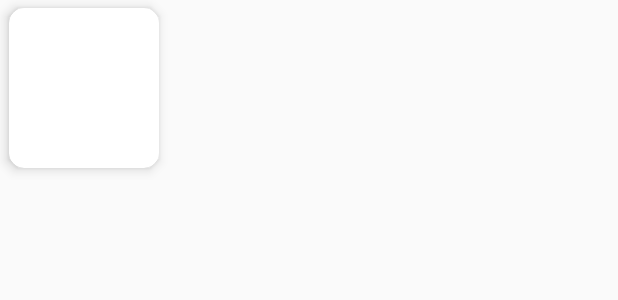
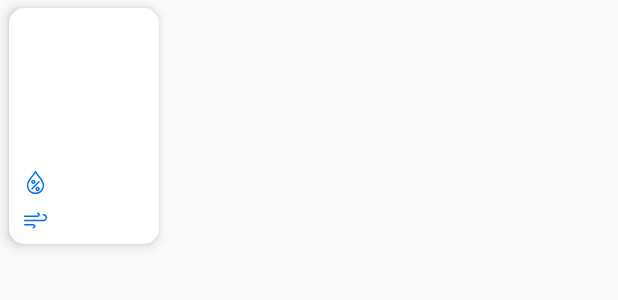
Before and after one commit to chrisliaeq/backbase-mobile-assignment, an Android app: the layout item_forecast.xml on its own in the app's theme, with its tools: preview values and no code run, on a phone screen of 412 x 824 dp. Shown: the top 300 px of the screen. Run offline under Robolectric (Android 15) with nearby library versions, the phone set to English and light mode, and no system bars.

Commit message:
Added additional info to forecast view items. Fixed bug with clearing all markers.

```diff
--- a/app/src/main/java/ca/aequilibrium/weather/database/LocationDao.java
+++ b/app/src/main/java/ca/aequilibrium/weather/database/LocationDao.java
@@ -18,10 +18,13 @@ public interface LocationDao {
 
     @Insert(onConflict = OnConflictStrategy.REPLACE)
     void addLocation(BookmarkedLocation location);
+
     @Query("SELECT * FROM BookmarkedLocation")
     LiveData<List<BookmarkedLocation>> getAllBookmarkedLocations();
+
     @Query("DELETE FROM BookmarkedLocation")
     void removeAll();
+
     @Delete
     void removeLocation(BookmarkedLocation location);
 }
--- a/app/src/main/java/ca/aequilibrium/weather/managers/CacheManager.java
+++ b/app/src/main/java/ca/aequilibrium/weather/managers/CacheManager.java
@@ -3,6 +3,12 @@ package ca.aequilibrium.weather.managers;
 import android.graphics.Bitmap;
 import android.util.LruCache;
 
+/**
+ * Currently uses and in-memory cache which should suffice.
+ *
+ * Created by Chris Li on 2018-08-02.
+ * Copyright © 2018 Aequilibrium. All rights reserved.
+ */
 public class CacheManager {
 
     private static CacheManager INSTANCE = null;
--- a/app/src/main/java/ca/aequilibrium/weather/network/GetBitmapFromUrlAsyncTask.java
+++ b/app/src/main/java/ca/aequilibrium/weather/network/GetBitmapFromUrlAsyncTask.java
@@ -11,12 +11,11 @@ import java.net.URL;
 
 public class GetBitmapFromUrlAsyncTask extends AsyncTask<String, Void, Bitmap> {
 
-    private static final String TAG = GetBitmapFromUrlAsyncTask.class.getSimpleName();
+    public interface BitmapListener {
 
-    public interface BitmapListener {
         void onComplete(Bitmap bitmap);
     }
-
+    private static final String TAG = GetBitmapFromUrlAsyncTask.class.getSimpleName();
     private BitmapListener mBitmapListener;
 
     public void setBitmapListener(BitmapListener listener) {
--- /dev/null
+++ b/app/src/main/res/drawable/ic_humidity.xml
@@ -0,0 +1,18 @@
+<vector xmlns:android="http://schemas.android.com/apk/res/android"
+    android:width="24dp"
+    android:height="24dp"
+    android:viewportHeight="512"
+    android:viewportWidth="512">
+    <path
+        android:fillColor="#006DF0"
+        android:pathData="M344.864,112.832c-26.176,-33.408 -53.248,-67.904 -75.072,-104.96C266.912,3.008 261.664,0 256,0s-10.912,3.008 -13.76,7.872c-21.824,37.024 -48.896,71.552 -75.072,104.928C114.112,180.448 64,244.352 64,320c0,105.888 86.112,192 192,192s192,-86.112 192,-192C448,244.384 397.92,180.48 344.864,112.832zM256,480c-88.224,0 -160,-71.776 -160,-160c0,-64.608 46.784,-124.256 96.352,-187.456c21.632,-27.584 43.84,-55.904 63.648,-86.24c19.808,30.336 42.016,58.688 63.648,86.272C369.216,195.744 416,255.424 416,320C416,408.224 344.224,480 256,480z" />
+    <path
+        android:fillColor="#006DF0"
+        android:pathData="M208,192c-26.464,0 -48,21.536 -48,48s21.536,48 48,48s48,-21.536 48,-48S234.464,192 208,192zM208,256c-8.832,0 -16,-7.168 -16,-16c0,-8.832 7.168,-16 16,-16c8.832,0 16,7.168 16,16C224,248.832 216.832,256 208,256z" />
+    <path
+        android:fillColor="#006DF0"
+        android:pathData="M304,352c-26.464,0 -48,21.536 -48,48s21.536,48 48,48s48,-21.536 48,-48S330.464,352 304,352zM304,416c-8.8,0 -16,-7.2 -16,-16s7.2,-16 16,-16s16,7.2 16,16S312.8,416 304,416z" />
+    <path
+        android:fillColor="#006DF0"
+        android:pathData="M347.296,228.704c-6.24,-6.24 -16.384,-6.24 -22.624,0l-160,160c-6.24,6.24 -6.24,16.384 0,22.624C167.808,414.432 171.904,416 176,416s8.192,-1.568 11.296,-4.672l160,-160C353.536,245.088 353.536,234.944 347.296,228.704z" />
+</vector>
--- /dev/null
+++ b/app/src/main/res/drawable/ic_wind.xml
@@ -0,0 +1,15 @@
+<vector xmlns:android="http://schemas.android.com/apk/res/android"
+    android:width="24dp"
+    android:height="24dp"
+    android:viewportHeight="512"
+    android:viewportWidth="512">
+    <path
+        android:fillColor="#006DF0"
+        android:pathData="M208,336H16c-8.832,0 -16,7.168 -16,16c0,8.832 7.168,16 16,16h192c8.832,0 16,7.2 16,16s-7.168,16 -16,16c-8.832,0 -16,7.168 -16,16c0,8.832 7.168,16 16,16c26.464,0 48,-21.536 48,-48S234.464,336 208,336z" />
+    <path
+        android:fillColor="#006DF0"
+        android:pathData="M304,80c-8.832,0 -16,7.168 -16,16c0,8.832 7.168,16 16,16c8.8,0 16,7.168 16,16c0,8.832 -7.2,16 -16,16H16c-8.832,0 -16,7.168 -16,16c0,8.832 7.168,16 16,16h288c26.464,0 48,-21.536 48,-48S330.464,80 304,80z" />
+    <path
+        android:fillColor="#006DF0"
+        android:pathData="M432,112c-8.832,0 -16,7.168 -16,16c0,8.832 7.168,16 16,16c26.464,0 48,21.536 48,48s-21.536,48 -48,48H16c-8.832,0 -16,7.168 -16,16c0,8.832 7.168,16 16,16h416c44.128,0 80,-35.904 80,-80S476.128,112 432,112z" />
+</vector>
--- a/app/src/main/res/layout/item_forecast.xml
+++ b/app/src/main/res/layout/item_forecast.xml
@@ -57,6 +57,44 @@
             android:textSize="16sp"
             android:textStyle="bold" />
 
+        <ImageView
+            android:id="@+id/humidity_icon"
+            android:layout_marginTop="10dp"
+            android:layout_width="15dp"
+            android:layout_height="15dp"
+            android:layout_below="@+id/main_text"
+            android:src="@drawable/ic_humidity" />
+
+        <TextView
+            android:id="@+id/humidity_percentage_text"
+            android:layout_width="wrap_content"
+            android:layout_height="wrap_content"
+            android:layout_alignBottom="@+id/humidity_icon"
+            android:layout_alignTop="@+id/humidity_icon"
+            android:layout_marginLeft="10dp"
+            android:layout_toRightOf="@+id/humidity_icon"
+            android:gravity="center"
+            android:textSize="12sp" />
+
+        <ImageView
+            android:id="@+id/wind_icon"
+            android:layout_width="15dp"
+            android:layout_height="15dp"
+            android:layout_below="@+id/humidity_icon"
+            android:layout_marginTop="10dp"
+            android:src="@drawable/ic_wind" />
+
+        <TextView
+            android:id="@+id/wind_text"
+            android:layout_width="wrap_content"
+            android:layout_height="wrap_content"
+            android:layout_marginLeft="10dp"
+            android:layout_alignBottom="@+id/wind_icon"
+            android:layout_alignTop="@id/wind_icon"
+            android:layout_toRightOf="@+id/wind_icon"
+            android:gravity="center"
+            android:textSize="12sp" />
+
     </RelativeLayout>
 
 </android.support.v7.widget.CardView>
--- a/app/src/main/res/values/strings.xml
+++ b/app/src/main/res/values/strings.xml
@@ -28,4 +28,6 @@
     <string name="volume_mm">%1$s mm</string>
     <string name="clear_bookmarks_message">Are you sure you want to clear all your bookmarked locations?</string>
     <string name="degrees">%1$s &#176; / %2$s &#176;</string>
+    <string name="no_network">No network connection.</string>
+    <string name="forecast">Forecast</string>
 </resources>
```
Also changed, not shown: app/src/main/java/ca/aequilibrium/weather/adapters/BookmarkedLocationsAdapter.java (+52 -51 lines), app/src/main/java/ca/aequilibrium/weather/adapters/ForecastsAdapter.java (+28 -15 lines), app/src/main/java/ca/aequilibrium/weather/database/AppDatabase.java (+5 -5 lines), app/src/main/java/ca/aequilibrium/weather/fragments/CityFragment.java (+4 -3 lines), app/src/main/java/ca/aequilibrium/weather/fragments/HomeFragment.java (+14 -1 lines), app/src/main/res/layout/activity_main.xml (+5 -11 lines), app/src/main/res/layout/fragment_city.xml (+12 -3 lines), 1 other file.
